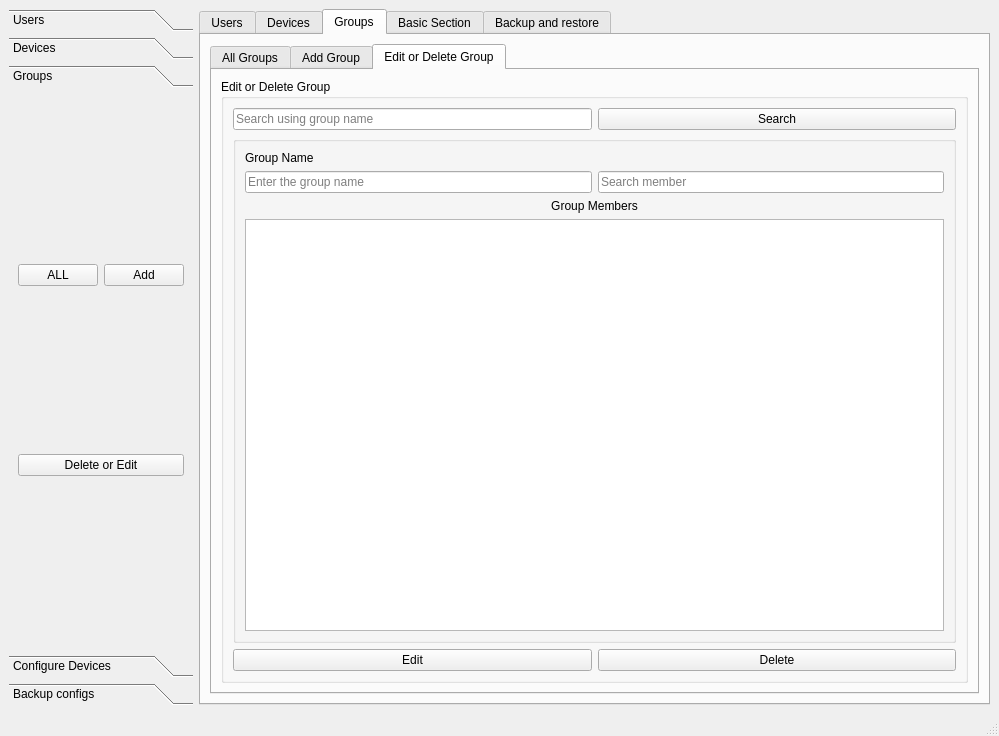
Old version of the form main.ui in the repository saad909/cnsrc.
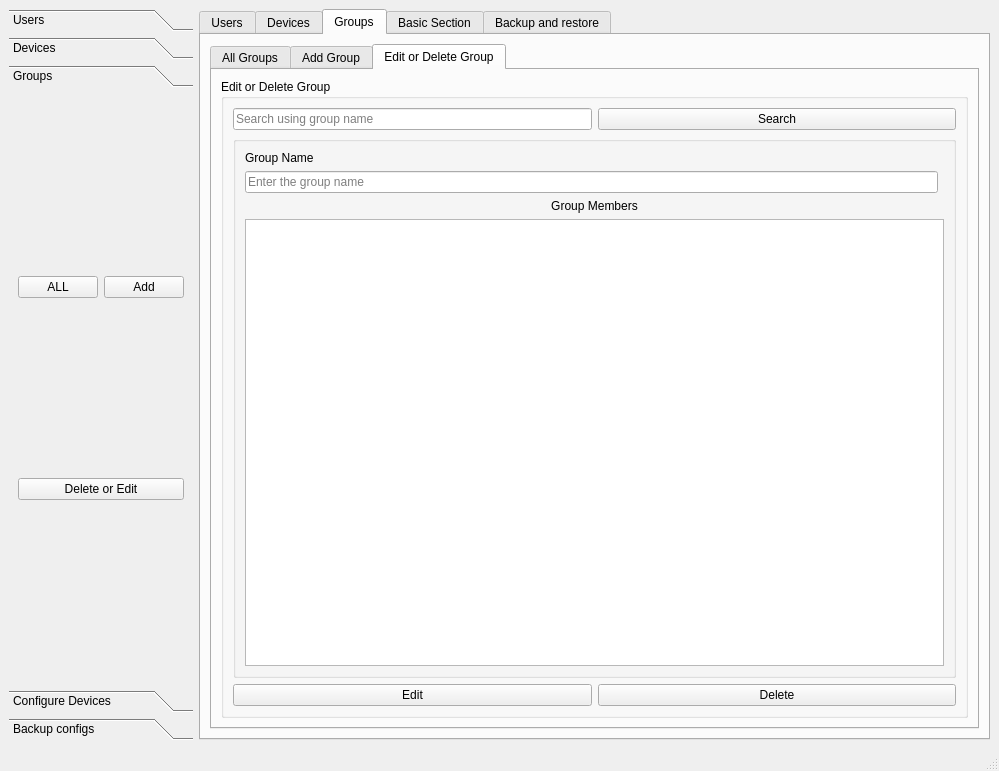
New version of the form. The open tabs and pages were chosen to show the change.

The edit to the form file:
```diff
--- a/main.ui
+++ b/main.ui
@@ -7,7 +7,7 @@
     <x>0</x>
     <y>0</y>
     <width>999</width>
-    <height>730</height>
+    <height>771</height>
    </rect>
   </property>
   <property name="minimumSize">
@@ -113,8 +113,8 @@
         <rect>
          <x>0</x>
          <y>0</y>
-         <width>184</width>
-         <height>555</height>
+         <width>194</width>
+         <height>578</height>
         </rect>
        </property>
        <attribute name="label">
@@ -1646,13 +1646,6 @@
                     </property>
                    </widget>
                   </item>
-                  <item row="1" column="1">
-                   <widget class="QLineEdit" name="g_edit_groupname_3">
-                    <property name="placeholderText">
-                     <string>Search member</string>
-                    </property>
-                   </widget>
-                  </item>
                   <item row="4" column="0" colspan="2">
                    <widget class="QListWidget" name="g_edit_group_members">
                     <property name="selectionMode">
```
Left out of the diff: 177 changed lines with no effect on the pictures.
